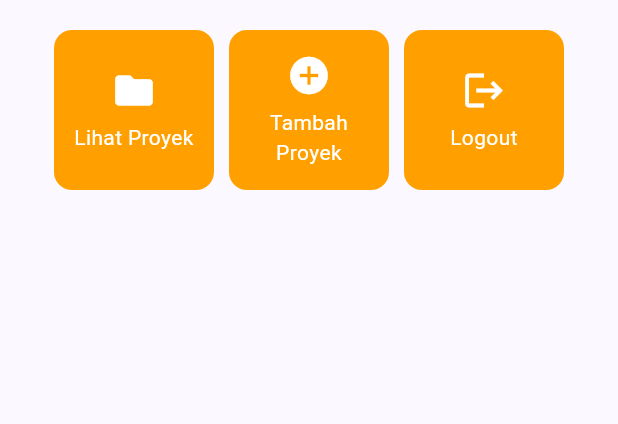
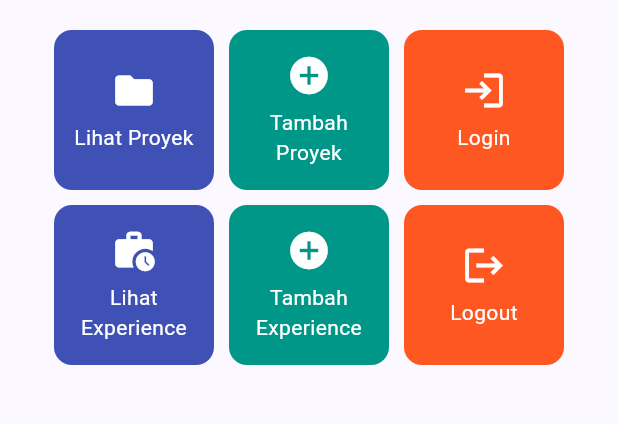
Before and after one commit to J0CSS/myportofolio_mobile, a Flutter app: the screen it shows after launch, on a phone screen of 412 x 824 dp, the part 417-841 px from its top. Run offline on Flutter 3.47's test engine with Material 3 defaults, Android fonts, the phone set to English and light mode, and no system bars.

Commit message:
style: mengubah warna background action card

```diff
--- a/lib/menu.dart
+++ b/lib/menu.dart
@@ -8,9 +8,12 @@ class MyHomePage extends StatelessWidget {
   final String kelas = "PBP D";
 
   final List<ItemHomepage> items = [
-    ItemHomepage("Lihat Proyek", Icons.folder),
-    ItemHomepage("Tambah Proyek", Icons.add_circle),
-    ItemHomepage("Logout", Icons.logout),
+    ItemHomepage("Lihat Proyek", Icons.folder, Colors.indigo),
+    ItemHomepage("Tambah Proyek", Icons.add_circle, Colors.teal),
+    ItemHomepage("Login", Icons.login, Colors.deepOrange),
+    ItemHomepage("Lihat Experience", Icons.work_history, Colors.indigo),
+    ItemHomepage("Tambah Experience", Icons.add_circle, Colors.teal),
+    ItemHomepage("Logout", Icons.logout, Colors.deepOrange),
   ];
 
   @override
@@ -119,8 +122,9 @@ class InfoCard extends StatelessWidget {
 class ItemHomepage {
   final String name;
   final IconData icon;
+  final Color backgroundColor;
 
-  ItemHomepage(this.name, this.icon);
+  ItemHomepage(this.name, this.icon, this.backgroundColor);
 }
 
 class ItemCard extends StatelessWidget {
@@ -132,7 +136,7 @@ class ItemCard extends StatelessWidget {
   Widget build(BuildContext context) {
     return Material(
       // Menggunakan warna sekunder dari skema tema aplikasi.
-      color: Theme.of(context).colorScheme.secondary,
+      color: item.backgroundColor,
       borderRadius: BorderRadius.circular(12),
       child: InkWell(
         // Aksi ketika kartu ditekan oleh pengguna.
```
